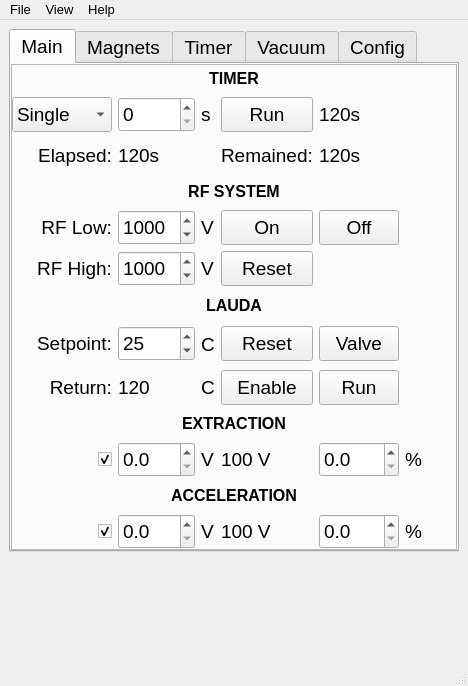
This is Magnets_UI.ui in salinsalins/TDKLambda as Qt 5 draws it before an edit. The edited form follows.
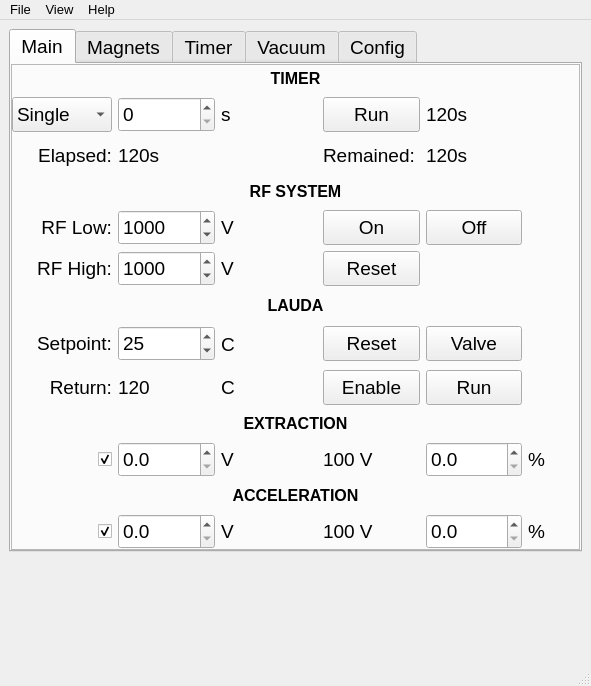
This is the edited form. Icons and pictures are not drawn.

```diff
--- a/Magnets_UI.ui
+++ b/Magnets_UI.ui
@@ -6,7 +6,7 @@
    <rect>
     <x>0</x>
     <y>0</y>
-    <width>457</width>
+    <width>591</width>
     <height>686</height>
    </rect>
   </property>
@@ -1453,6 +1453,18 @@
                <pointsize>14</pointsize>
               </font>
              </property>
+             <property name="frame">
+              <bool>true</bool>
+             </property>
+             <property name="readOnly">
+              <bool>false</bool>
+             </property>
+             <property name="keyboardTracking">
+              <bool>false</bool>
+             </property>
+             <property name="suffix">
+              <string/>
+             </property>
              <property name="decimals">
               <number>1</number>
              </property>
@@ -3141,8 +3153,8 @@
     <rect>
      <x>0</x>
      <y>0</y>
-     <width>457</width>
-     <height>23</height>
+     <width>591</width>
+     <height>34</height>
     </rect>
    </property>
    <property name="font">
```
Left out of the diff: 29 changed lines with no effect on the pictures.
